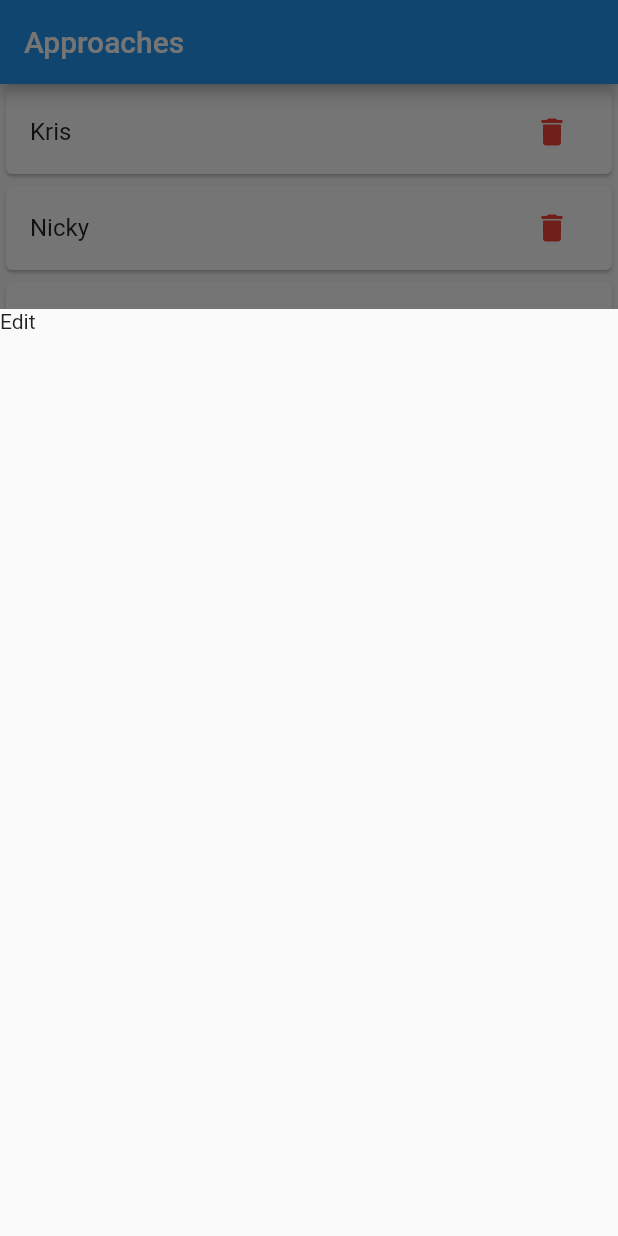
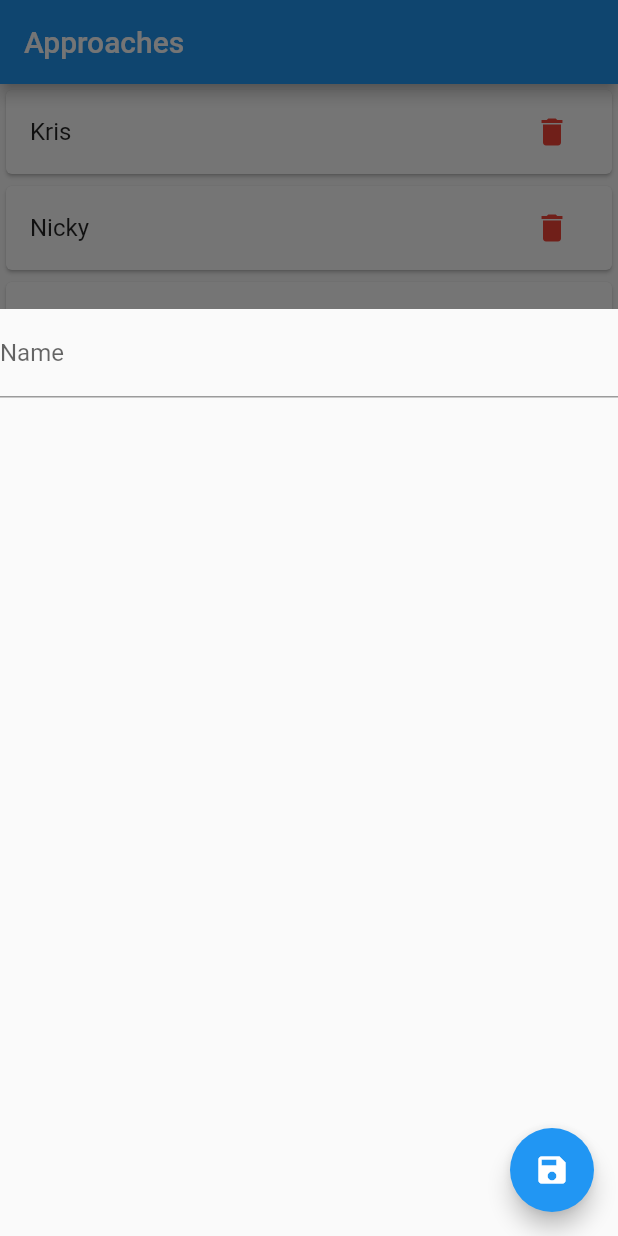
Before and after one commit to jerwinwieser/listview_approach, a Flutter app: the screen it shows after launch, after a tap on the "add" icon, on a phone screen of 412 x 824 dp. Run offline on Flutter 3.47's test engine with Material 2 defaults, Android fonts, the light colour scheme and no system bars.

Commit message:
textform controller

```diff
--- a/lib/main.dart
+++ b/lib/main.dart
@@ -29,6 +29,8 @@ class Homepage extends StatefulWidget {
 class _HomepageState extends State<Homepage> {
   final List<ListItem> items = List.from(listItems);
 
+  final TextEditingController nameController = TextEditingController();
+
   void removeItem(int index) {
     setState(() {
       final item = items.removeAt(index);
@@ -47,22 +49,47 @@ class _HomepageState extends State<Homepage> {
     });
   }
 
+  void saveItem() {
+    setState(() {
+      int insertIndex = 0;
+      items.insert(
+        insertIndex,
+        ListItem(
+          name: nameController.text,
+        ),
+      );
+    });
+  }
+
   void _approachBottomSheet(context) {
     showModalBottomSheet(
         context: context,
         isScrollControlled: true,
         builder: (BuildContext bc) {
           return Container(
-            height: MediaQuery.of(context).size.height * .75,
-            child: Text('Edit'),
-          );
+              height: MediaQuery.of(context).size.height * .75,
+              child: Scaffold(
+                body: TextFormField(
+                  controller: nameController,
+                  decoration: const InputDecoration(
+                    labelText: 'Name',
+                  ),
+                  onSaved: (String? value) {},
+                ),
+                floatingActionButton: FloatingActionButton(
+                  onPressed: () => saveItem(),
+                  child: Icon(Icons.save),
+                ),
+              ));
         });
   }
 
   @override
   Widget build(BuildContext context) {
     return Scaffold(
-      appBar: AppBar(title: const Text('Approaches')),
+      appBar: AppBar(
+        title: const Text('Approaches'),
+      ),
       body: ListView.builder(
           itemCount: items.length,
           itemBuilder: (context, index) {
```
